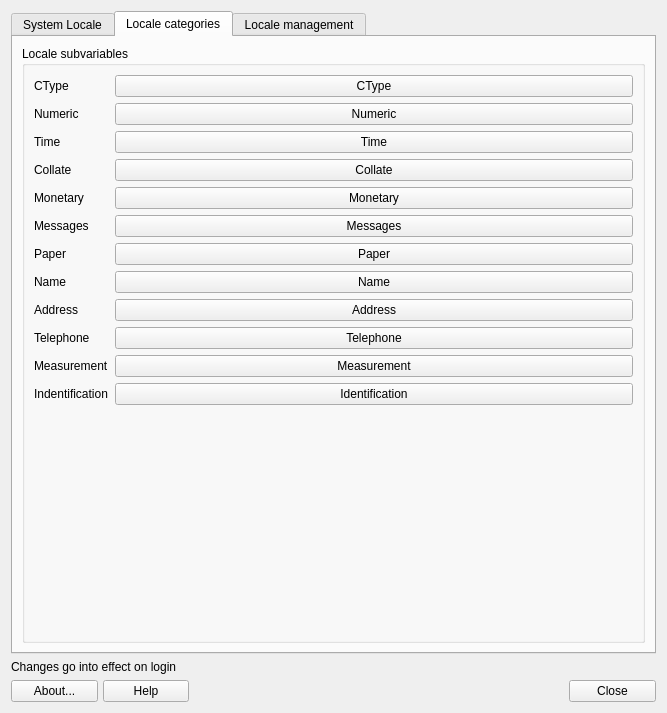
Old version of the form mainwindow.ui in the repository dolphinoracle/mx-locale.
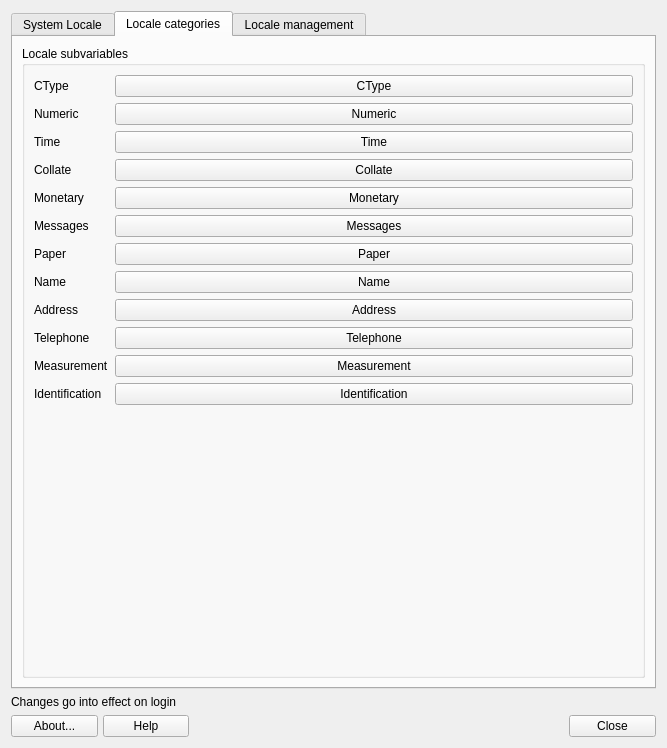
New version of the form. The open tabs and pages were chosen to show the change. Icons and pictures are not drawn.

Commit message: correct spelling

```diff
--- a/mainwindow.ui
+++ b/mainwindow.ui
@@ -7,7 +7,7 @@
     <x>0</x>
     <y>0</y>
     <width>667</width>
-    <height>713</height>
+    <height>748</height>
    </rect>
   </property>
   <property name="windowTitle">
@@ -388,7 +388,7 @@
           <item row="11" column="0">
            <widget class="QLabel" name="label_13">
             <property name="text">
-             <string>Indentification</string>
+             <string>Identification</string>
             </property>
            </widget>
           </item>
```
Left out of the diff: 2 changed lines with no effect on the pictures.
